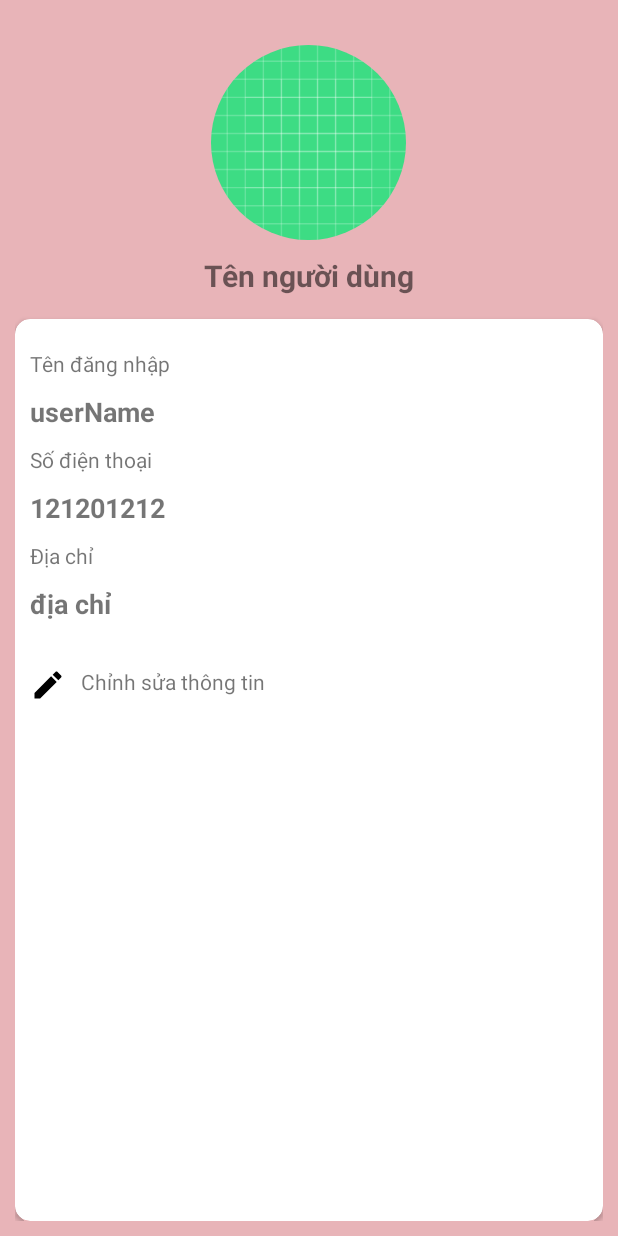
After one commit to huyfpl/quanlythoitrang, an Android app: the ThongTinTaiKhoan screen opened directly, with no data from a screen before it, on a phone screen of 412 x 824 dp. The commit adds this screen. Run offline under Robolectric (Android 15) with nearby library versions, the phone set to English and light mode, and no system bars; our stand-ins replace CircleImageView; Roboto replaces fonts that are not available here; 5 statements that could not run were skipped.

Commit message:
quan li tai khoan

```diff
--- a/app/build.gradle
+++ b/app/build.gradle
@@ -38,7 +38,8 @@ dependencies {
     androidTestImplementation 'androidx.test.espresso:espresso-core:3.5.0'
     implementation files('libs\\jtds-1.3.1.jar')
     implementation 'com.squareup.picasso:picasso:2.71828';
-
+    //ảnh tròn
+    implementation 'de.hdodenhof:circleimageview:3.1.0'
     //add
     implementation 'com.etebarian:meow-bottom-navigation-java:1.2.0'
    //lottile
--- a/app/src/main/AndroidManifest.xml
+++ b/app/src/main/AndroidManifest.xml
@@ -37,6 +37,7 @@
         </activity>
         <activity android:name=".AccFragment.DangKyActivity"/>
         <activity android:name=".AccFragment.DangNhapActivity"/>
+        <activity android:name=".AccFragment.ThongTinTaiKhoan"/>
         <meta-data
             android:name="preloaded_fonts"
             android:resource="@array/preloaded_fonts" />
--- a/app/src/main/java/lam/fpoly/shopthoitrang/AccFragment/DangNhapActivity.java
+++ b/app/src/main/java/lam/fpoly/shopthoitrang/AccFragment/DangNhapActivity.java
@@ -1,6 +1,7 @@
 package lam.fpoly.shopthoitrang.AccFragment;
 
 import android.content.Context;
+import android.content.Intent;
 import android.os.Bundle;
 import android.view.View;
 import android.widget.Button;
@@ -26,6 +27,7 @@ public class DangNhapActivity extends AppCompatActivity {
     Context context;
     List<TbKhachHang> list;
     TbKhachHangDao tbKhachHangDao;
+    public static int ID;
     @Override
     protected void onCreate(Bundle savedInstanceState) {
         super.onCreate(savedInstanceState);
@@ -56,6 +58,7 @@ public class DangNhapActivity extends AppCompatActivity {
                 for (TbKhachHang tbKhachHang : list) {
                     if (userName.equals(tbKhachHang.getUserName())){
                         check = true;
+                        ID = tbKhachHangDao.getID(userName);
                         break;
                     }
                 }
@@ -70,7 +73,8 @@ public class DangNhapActivity extends AppCompatActivity {
                                 builder.show();
                             } else {
                                 Toast.makeText(context, "Đăng nhập thành công", Toast.LENGTH_SHORT).show();
-                                finish();
+                                Intent intent = new Intent(context,ThongTinTaiKhoan.class);
+                                startActivity(intent);
                             }
                         }
                     }
--- /dev/null
+++ b/app/src/main/java/lam/fpoly/shopthoitrang/AccFragment/ThongTinTaiKhoan.java
@@ -0,0 +1,111 @@
+package lam.fpoly.shopthoitrang.AccFragment;
+
+import android.app.Dialog;
+import android.content.Context;
+import android.content.Intent;
+import android.graphics.Color;
+import android.graphics.drawable.ColorDrawable;
+import android.os.Bundle;
+import android.view.Gravity;
+import android.view.View;
+import android.view.Window;
+import android.view.WindowManager;
+import android.widget.Button;
+import android.widget.EditText;
+import android.widget.LinearLayout;
+import android.widget.TextView;
+
+import androidx.appcompat.app.AppCompatActivity;
+
+import lam.fpoly.shopthoitrang.Dao.TbSanPhamDao;
+import lam.fpoly.shopthoitrang.Model.TbKhachHang;
+import lam.fpoly.shopthoitrang.R;
+
+public class ThongTinTaiKhoan extends AppCompatActivity {
+    TextView user_ten,user_tendangnhap,user_sdt,user_diachi;
+    LinearLayout user_edit;
+    TbSanPhamDao spDao;
+    TbKhachHang kh;
+    Context context;
+    int id;
+    @Override
+    protected void onCreate(Bundle savedInstanceState) {
+        super.onCreate(savedInstanceState);
+        setContentView(R.layout.activity_thong_tin_tai_khoan);
+
+        user_ten = findViewById(R.id.user_ten);
+        user_tendangnhap = findViewById(R.id.user_tendangnhap);
+        user_sdt = findViewById(R.id.user_sdt);
+        user_diachi = findViewById(R.id.user_diachi);
+        user_edit = findViewById(R.id.user_edit);
+        spDao = new TbSanPhamDao();
+        context = this;
+
+        id = DangNhapActivity.ID;
+        setData();
+
+        user_edit.setOnClickListener(new View.OnClickListener() {
+            @Override
+            public void onClick(View view) {
+                openDialog();
+            }
+        });
+    }
+    private void openDialog(){
+        Dialog dialog = new Dialog(context);
+        dialog.requestWindowFeature(Window.FEATURE_NO_TITLE);
+        dialog.setContentView(R.layout.them);
+
+        Window window = dialog.getWindow();
+        if (window == null) return;
+        window.setLayout(WindowManager.LayoutParams.MATCH_PARENT, WindowManager.LayoutParams.WRAP_CONTENT);
+        window.setBackgroundDrawable(new ColorDrawable(Color.TRANSPARENT));
+
+        WindowManager.LayoutParams windowAttribute = window.getAttributes();
+        windowAttribute.gravity = Gravity.CENTER;
+        window.setAttributes(windowAttribute);
+        dialog.setCancelable(true);
+
+        EditText user_ten_edit,user_sdt_edit,user_diachi_edit,user_dangnhap_edit;
+        Button user_btnok,user_btnhuy;
+        user_ten_edit = dialog.findViewById(R.id.user_ten_edit);
+        user_sdt_edit = dialog.findViewById(R.id.user_sdt_edit);
+        user_diachi_edit = dialog.findViewById(R.id.user_diachi_edit);
+        user_dangnhap_edit = dialog.findViewById(R.id.user_dangnhap_edit);
+        user_btnok = dialog.findViewById(R.id.user_btnok);
+        user_btnhuy = dialog.findViewById(R.id.user_btnhuy);
+
+        user_ten_edit.setText(kh.getTen_khachHang());
+        user_sdt_edit.setText(kh.getSdt_khachHang());
+        user_diachi_edit.setText(kh.getDiaChi());
+        user_dangnhap_edit.setText(kh.getUserName());
+        user_btnok.setOnClickListener(new View.OnClickListener() {
+            @Override
+            public void onClick(View view) {
+                kh.setTen_khachHang(user_ten_edit.getText().toString());
+                kh.setSdt_khachHang(user_sdt_edit.getText().toString());
+                kh.setDiaChi(user_diachi_edit.getText().toString());
+                kh.setUserName(user_dangnhap_edit.getText().toString());
+                spDao.updateRow(kh);
+                setData();
+                dialog.dismiss();
+            }
+        });
+
+        user_btnhuy.setOnClickListener(new View.OnClickListener() {
+            @Override
+            public void onClick(View view) {
+                dialog.dismiss();
+            }
+        });
+        dialog.show();
+    }
+    private void setData(){
+        TbSanPhamDao spDao = new TbSanPhamDao();
+        kh = spDao.getUser(id);
+        user_ten.setText(kh.getTen_khachHang());
+        user_tendangnhap.setText(kh.getUserName());
+        user_sdt.setText(kh.getSdt_khachHang());
+        user_diachi.setText(kh.getDiaChi());
+    }
+}
--- /dev/null
+++ b/app/src/main/res/drawable-v24/bg_bogoc.xml
@@ -0,0 +1,5 @@
+<?xml version="1.0" encoding="utf-8"?>
+<shape xmlns:android="http://schemas.android.com/apk/res/android">
+    <solid android:color="@color/white"/>
+    <corners android:radius="20dp"/>
+</shape>
--- /dev/null
+++ b/app/src/main/res/drawable-v24/bg_bogoc_gray.xml
@@ -0,0 +1,5 @@
+<?xml version="1.0" encoding="utf-8"?>
+<shape xmlns:android="http://schemas.android.com/apk/res/android">
+    <solid android:color="@color/gray"/>
+    <corners android:radius="10dp"/>
+</shape>
--- /dev/null
+++ b/app/src/main/res/drawable-v24/bg_bogoc_yellow.xml
@@ -0,0 +1,5 @@
+<?xml version="1.0" encoding="utf-8"?>
+<shape xmlns:android="http://schemas.android.com/apk/res/android">
+    <solid android:color="@color/pink"/>
+    <corners android:radius="10dp"/>
+</shape>
--- /dev/null
+++ b/app/src/main/res/drawable-v24/bg_titile.xml
@@ -0,0 +1,6 @@
+<?xml version="1.0" encoding="utf-8"?>
+<shape xmlns:android="http://schemas.android.com/apk/res/android">
+    <solid android:color="@color/pink"/>
+    <corners android:topLeftRadius="20dp"
+        android:topRightRadius="20dp"/>
+</shape>
--- /dev/null
+++ b/app/src/main/res/drawable/ic_baseline_edit_24.xml
@@ -0,0 +1,5 @@
+<vector android:height="24dp" android:tint="#000000"
+    android:viewportHeight="24" android:viewportWidth="24"
+    android:width="24dp" xmlns:android="http://schemas.android.com/apk/res/android">
+    <path android:fillColor="@android:color/white" android:pathData="M3,17.25V21h3.75L17.81,9.94l-3.75,-3.75L3,17.25zM20.71,7.04c0.39,-0.39 0.39,-1.02 0,-1.41l-2.34,-2.34c-0.39,-0.39 -1.02,-0.39 -1.41,0l-1.83,1.83 3.75,3.75 1.83,-1.83z"/>
+</vector>
--- /dev/null
+++ b/app/src/main/res/layout/activity_thong_tin_tai_khoan.xml
@@ -0,0 +1,106 @@
+<?xml version="1.0" encoding="utf-8"?>
+<LinearLayout xmlns:android="http://schemas.android.com/apk/res/android"
+    xmlns:app="http://schemas.android.com/apk/res-auto"
+    xmlns:tools="http://schemas.android.com/tools"
+    android:layout_width="match_parent"
+    android:layout_height="match_parent"
+    tools:context=".AccFragment.ThongTinTaiKhoan"
+    android:orientation="vertical"
+    android:padding="10dp"
+    android:background="@color/pink">
+    <LinearLayout
+        android:layout_marginTop="20dp"
+        android:layout_width="match_parent"
+        android:layout_height="wrap_content"
+        android:orientation="vertical"
+        android:gravity="center">
+        <de.hdodenhof.circleimageview.CircleImageView
+            android:id="@+id/user_avatar"
+            android:layout_width="130dp"
+            android:layout_height="130dp"
+            android:src="@drawable/ic_launcher_background"/>
+        <TextView
+            android:id="@+id/user_ten"
+            android:layout_marginTop="10dp"
+            android:layout_width="wrap_content"
+            android:layout_height="wrap_content"
+            android:textSize="20dp"
+            android:textStyle="bold"
+            android:text="Tên người dùng"/>
+    </LinearLayout>
+    <androidx.cardview.widget.CardView
+        android:layout_width="match_parent"
+        android:layout_height="match_parent"
+        app:cardCornerRadius="10dp"
+        android:layout_marginTop="15dp">
+
+        <LinearLayout
+            android:layout_width="match_parent"
+            android:layout_height="match_parent"
+            android:orientation="vertical">
+            <TextView
+                android:layout_marginTop="20dp"
+                android:layout_marginLeft="10dp"
+                android:layout_marginBottom="10dp"
+                android:layout_width="match_parent"
+                android:layout_height="wrap_content"
+                android:text="Tên đăng nhập"/>
+            <TextView
+                android:id="@+id/user_tendangnhap"
+                android:layout_marginLeft="10dp"
+                android:layout_marginBottom="10dp"
+                android:textStyle="bold"
+                android:layout_width="wrap_content"
+                android:layout_height="wrap_content"
+                android:text="userName"
+                android:textSize="18dp"/>
+            <TextView
+                android:layout_marginBottom="10dp"
+                android:layout_marginLeft="10dp"
+                android:layout_width="match_parent"
+                android:layout_height="wrap_content"
+                android:text="Số điện thoại"/>
+            <TextView
+                android:id="@+id/user_sdt"
+                android:layout_marginLeft="10dp"
+                android:layout_marginBottom="10dp"
+                android:textStyle="bold"
+                android:layout_width="wrap_content"
+                android:layout_height="wrap_content"
+                android:text="121201212"
+                android:textSize="18dp"/>
+            <TextView
+                android:layout_marginLeft="10dp"
+                android:layout_marginBottom="10dp"
+                android:layout_width="match_parent"
+                android:layout_height="wrap_content"
+                android:text="Địa chỉ"/>
+            <TextView
+                android:id="@+id/user_diachi"
+                android:layout_marginLeft="10dp"
+                android:layout_marginBottom="30dp"
+                android:textStyle="bold"
+                android:layout_width="wrap_content"
+                android:layout_height="wrap_content"
+                android:text="địa chỉ"
+                android:textSize="18dp"/>
+            <LinearLayout
+                android:id="@+id/user_edit"
+                android:layout_width="match_parent"
+                android:layout_height="wrap_content"
+                android:orientation="horizontal"
+                android:layout_marginLeft="10dp"
+                android:layout_marginBottom="10dp">
+                <ImageView
+                    android:layout_marginRight="10dp"
+                    android:layout_width="wrap_content"
+                    android:layout_height="wrap_content"
+                    android:src="@drawable/ic_baseline_edit_24"/>
+                <TextView
+                    android:layout_width="wrap_content"
+                    android:layout_height="wrap_content"
+                    android:text="Chỉnh sửa thông tin"/>
+            </LinearLayout>
+        </LinearLayout>
+    </androidx.cardview.widget.CardView>
+</LinearLayout>
--- a/app/src/main/res/layout/fragment_acc.xml
+++ b/app/src/main/res/layout/fragment_acc.xml
@@ -18,10 +18,4 @@
         android:layout_width="wrap_content"
         android:layout_height="wrap_content"
         android:text="Đăng kí"/>
-    <Button
-        android:id="@+id/btnThongtin"
-        android:layout_width="wrap_content"
-        android:layout_height="wrap_content"
-        android:text="Đăng kí"/>
-
 </LinearLayout>
--- a/app/src/main/res/values/colors.xml
+++ b/app/src/main/res/values/colors.xml
@@ -9,4 +9,9 @@
     <color name="white">#FFFFFFFF</color>
     <color name="user_name">#A5AEBD</color>
     <color name="address">#1E355C</color>
+    <color name="pink">#E8B4B8</color>
+    <color name="datroi">#19ABED</color>
+    <color name="yellow">#FFEB3B</color>
+    <color name="gray">#979797</color>
+    <color name="red">#E62517</color>
 </resources>
```
Also changed, not shown: app/src/main/java/lam/fpoly/shopthoitrang/Dao/TbKhachHangDao.java (+24 -5 lines), app/src/main/java/lam/fpoly/shopthoitrang/Dao/TbSanPhamDao.java (added, +113 -0 lines), app/src/main/java/lam/fpoly/shopthoitrang/Model/TbKhachHang.java (+29 -21 lines), app/src/main/res/drawable-v24/bg_text.xml (added, +7 -0 lines), app/src/main/res/layout/them.xml (added, +104 -0 lines).
